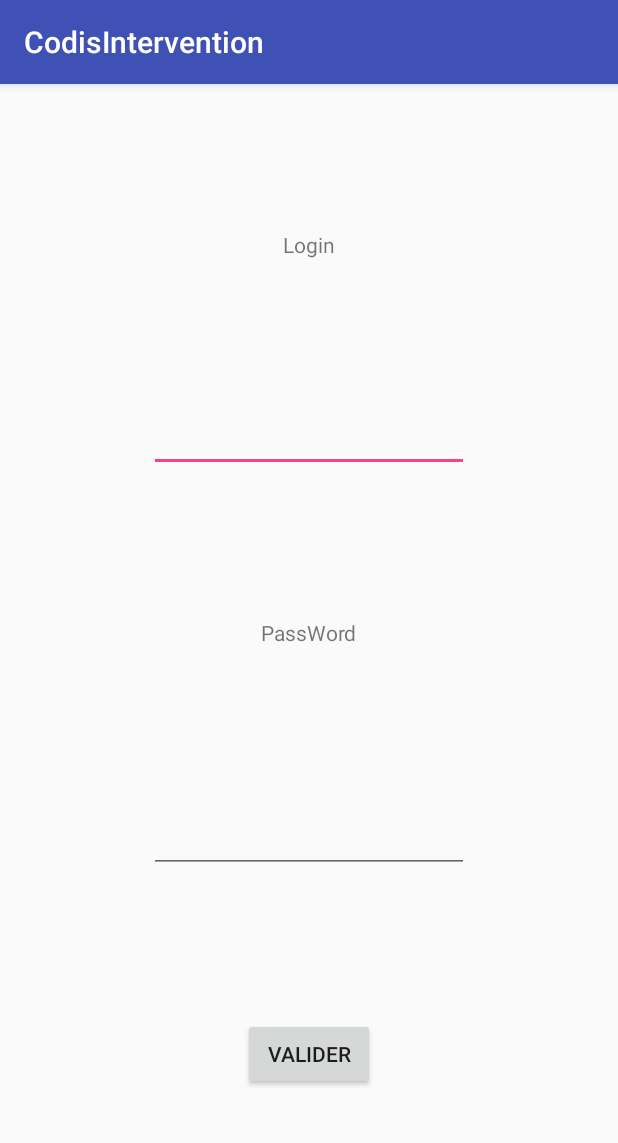
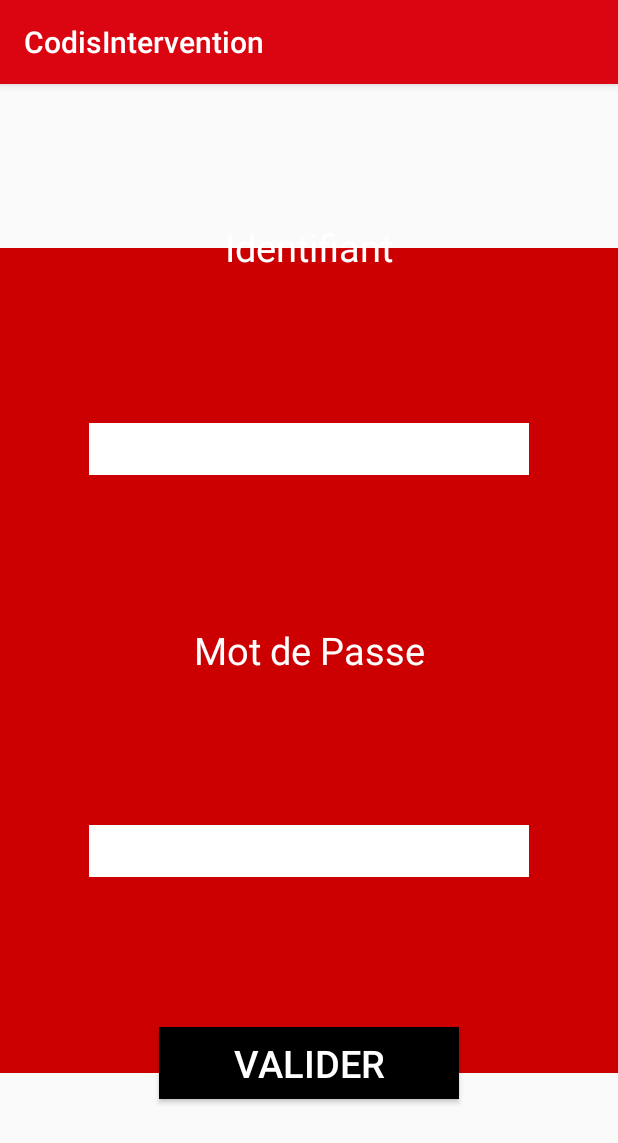
Before and after one commit to Tanaht/codis-groupe-a, an Android app: the screen it shows after launch (MainActivity), on a phone screen of 412 x 824 dp. Shown: the top 1143 px of the screen. Run offline under Robolectric (Android 15) with nearby library versions, the phone set to English and light mode, and no system bars; 1 statement that could not run was skipped.

Commit message:
[US-1 ][#25] Mise à jour de la charte graphique
Charte graphique

```diff
--- a/android/app/src/main/res/layout/activity_main.xml
+++ b/android/app/src/main/res/layout/activity_main.xml
@@ -7,24 +7,53 @@
     tools:context="ila.fr.codisintervention.Activities.MainActivity">
 
     <TextView
+        android:id="@+id/Color"
+        android:layout_width="450dp"
+        android:layout_height="550dp"
+        android:layout_marginBottom="8dp"
+        android:layout_marginEnd="8dp"
+        android:layout_marginStart="8dp"
+        android:layout_marginTop="8dp"
+        android:background="@android:color/holo_red_dark"
+        app:layout_constraintBottom_toBottomOf="parent"
+        app:layout_constraintEnd_toEndOf="parent"
+        app:layout_constraintStart_toStartOf="parent"
+        app:layout_constraintTop_toTopOf="parent" />
+
+    <TextView
         android:id="@+id/textView_login"
         android:layout_width="wrap_content"
         android:layout_height="wrap_content"
+        android:layout_marginBottom="8dp"
         android:layout_marginEnd="8dp"
         android:layout_marginStart="8dp"
+        android:layout_marginTop="8dp"
         android:text="@string/lbl_login"
+        android:textColor="@android:color/background_light"
+        android:textSize="25dp"
+        android:shadowColor="@android:color/black"
+        android:shadowDx="2"
+        android:shadowDy="2"
         app:layout_constraintBottom_toTopOf="@+id/editText_login"
         app:layout_constraintEnd_toEndOf="parent"
         app:layout_constraintStart_toStartOf="parent"
         app:layout_constraintTop_toTopOf="parent" />
 
     <EditText
+        android:textColor="@android:color/black"
+        android:textSize="25dp"
+        android:background="@android:color/white"
         android:id="@+id/editText_login"
         android:layout_width="wrap_content"
         android:layout_height="wrap_content"
+        android:layout_marginBottom="8dp"
         android:layout_marginEnd="8dp"
         android:layout_marginStart="8dp"
+        android:layout_marginTop="8dp"
         android:ems="10"
+        android:shadowColor="@android:color/black"
+        android:shadowDx="2"
+        android:shadowDy="2"
         android:inputType="text|textPersonName"
         app:layout_constraintBottom_toTopOf="@+id/textView_mdp"
         app:layout_constraintEnd_toEndOf="parent"
@@ -33,13 +62,19 @@
         app:layout_constraintTop_toBottomOf="@+id/textView_login" />
 
     <TextView
+        android:textColor="@android:color/background_light"
+        android:textSize="25dp"
         android:id="@+id/textView_mdp"
         android:layout_width="wrap_content"
         android:layout_height="wrap_content"
         android:layout_marginBottom="8dp"
         android:layout_marginEnd="8dp"
         android:layout_marginStart="8dp"
+        android:layout_marginTop="8dp"
         android:text="@string/lbl_mdp"
+        android:shadowColor="@android:color/black"
+        android:shadowDx="2"
+        android:shadowDy="2"
         app:layout_constraintBottom_toTopOf="@+id/editText_mdp"
         app:layout_constraintEnd_toEndOf="parent"
         app:layout_constraintHorizontal_bias="0.5"
@@ -47,13 +82,21 @@
         app:layout_constraintTop_toBottomOf="@+id/editText_login" />
 
     <EditText
+        android:textColor="@android:color/black"
+        android:textSize="25dp"
+        android:background="@android:color/white"
         android:id="@+id/editText_mdp"
         android:layout_width="wrap_content"
         android:layout_height="wrap_content"
+        android:layout_marginBottom="8dp"
         android:layout_marginEnd="8dp"
         android:layout_marginStart="8dp"
+        android:layout_marginTop="8dp"
         android:ems="10"
-        android:inputType="textPersonName"
+        android:shadowColor="@android:color/black"
+        android:shadowDx="2"
+        android:shadowDy="2"
+        android:inputType="textPassword"
         app:layout_constraintBottom_toTopOf="@+id/button_valider"
         app:layout_constraintEnd_toEndOf="parent"
         app:layout_constraintHorizontal_bias="0.5"
@@ -61,11 +104,16 @@
         app:layout_constraintTop_toBottomOf="@+id/textView_mdp" />
 
     <Button
+        android:textSize="25dp"
+        android:textColor="@android:color/background_light"
+        android:background="@android:color/black"
         android:id="@+id/button_valider"
-        android:layout_width="wrap_content"
+        android:layout_width="200dp"
         android:layout_height="wrap_content"
+        android:layout_marginBottom="8dp"
         android:layout_marginEnd="8dp"
         android:layout_marginStart="8dp"
+        android:layout_marginTop="8dp"
         android:text="@string/btn_valider"
         app:layout_constraintBottom_toBottomOf="parent"
         app:layout_constraintEnd_toEndOf="parent"
@@ -73,4 +121,5 @@
         app:layout_constraintStart_toStartOf="parent"
         app:layout_constraintTop_toBottomOf="@+id/editText_mdp" />
 
+
 </android.support.constraint.ConstraintLayout>
--- a/android/app/src/main/res/values/colors.xml
+++ b/android/app/src/main/res/values/colors.xml
@@ -1,6 +1,6 @@
 <?xml version="1.0" encoding="utf-8"?>
 <resources>
-    <color name="colorPrimary">#3F51B5</color>
-    <color name="colorPrimaryDark">#303F9F</color>
+    <color name="colorPrimary">#da0510</color>
+    <color name="colorPrimaryDark">#d23b3b</color>
     <color name="colorAccent">#FF4081</color>
 </resources>
--- a/android/app/src/main/res/values/strings.xml
+++ b/android/app/src/main/res/values/strings.xml
@@ -1,6 +1,6 @@
 <resources>
     <string name="app_name">CodisIntervention</string>
-    <string name="lbl_login">Login</string>
-    <string name="lbl_mdp">PassWord</string>
+    <string name="lbl_login">Identifiant</string>
+    <string name="lbl_mdp">Mot de Passe</string>
     <string name="btn_valider">Valider</string>
 </resources>
```
